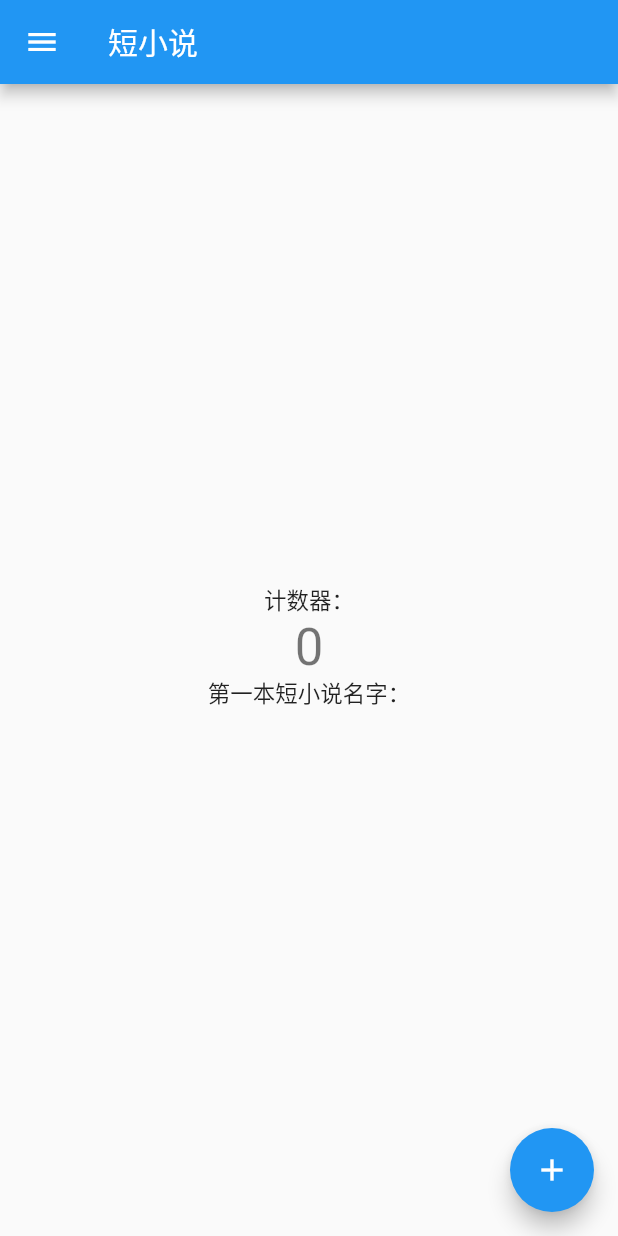
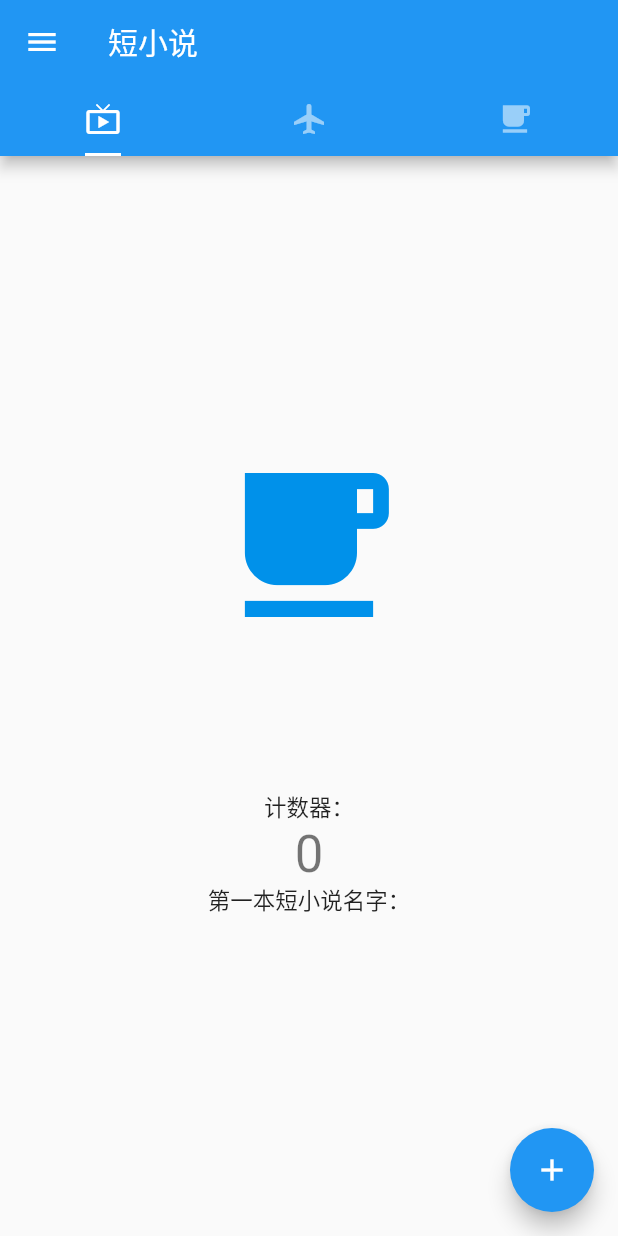
Before and after one commit to gdky005/NovelFlutterPro, a Flutter app: the screen it shows after launch, on a phone screen of 412 x 824 dp. Run offline on Flutter 3.47's test engine with Material 2 defaults, Android fonts, the phone set to English and light mode, and no system bars; our stand-ins replace dio, toast.

Commit message:
1. 添加首页。

```diff
--- a/lib/cc.zkteam.novel_pro/main.dart
+++ b/lib/cc.zkteam.novel_pro/main.dart
@@ -77,14 +77,29 @@ class _MyHomePageState extends State<MyHomePage> {
 
   @override
   Widget build(BuildContext context) {
-    return Scaffold(
+    return DefaultTabController(
+        length: 3,
+        child: Scaffold(
           appBar: AppBar(
             title: Text("短小说"),
+            bottom: TabBar(
+                unselectedLabelColor: Colors.white54,
+                indicatorColor: Colors.white,
+                indicatorSize: TabBarIndicatorSize.label,
+                tabs: [
+                  Tab(icon: Icon(Icons.live_tv)),
+                  Tab(icon: Icon(Icons.local_airport)),
+                  Tab(icon: Icon(Icons.local_cafe)),
+                ]),
           ),
-      body: Center(
+          body: TabBarView(children: [
+            Center(
               child: Column(
                 mainAxisAlignment: MainAxisAlignment.center,
                 children: <Widget>[
+                  Icon(Icons.local_cafe,
+                      size: 128, color: Colors.lightBlueAccent[700]),
+                  SizedBox(height: 100),
                   Text(
                     '计数器：',
                   ),
@@ -97,6 +112,11 @@ class _MyHomePageState extends State<MyHomePage> {
                 ],
               ),
             ),
+            Icon(Icons.local_airport,
+                size: 128, color: Colors.lightBlueAccent[700]),
+            Icon(Icons.local_cafe,
+                size: 128, color: Colors.lightBlueAccent[700]),
+          ]),
           drawer: Drawer(
               child: Column(
             children: <Widget>[
@@ -152,6 +172,6 @@ class _MyHomePageState extends State<MyHomePage> {
             tooltip: 'Increment',
             child: Icon(Icons.add),
           ), // This trailing comma makes auto-formatting nicer for build methods.
-    );
+        ));
   }
 }
```
Lines whose indentation alone changed are shown as unchanged.
